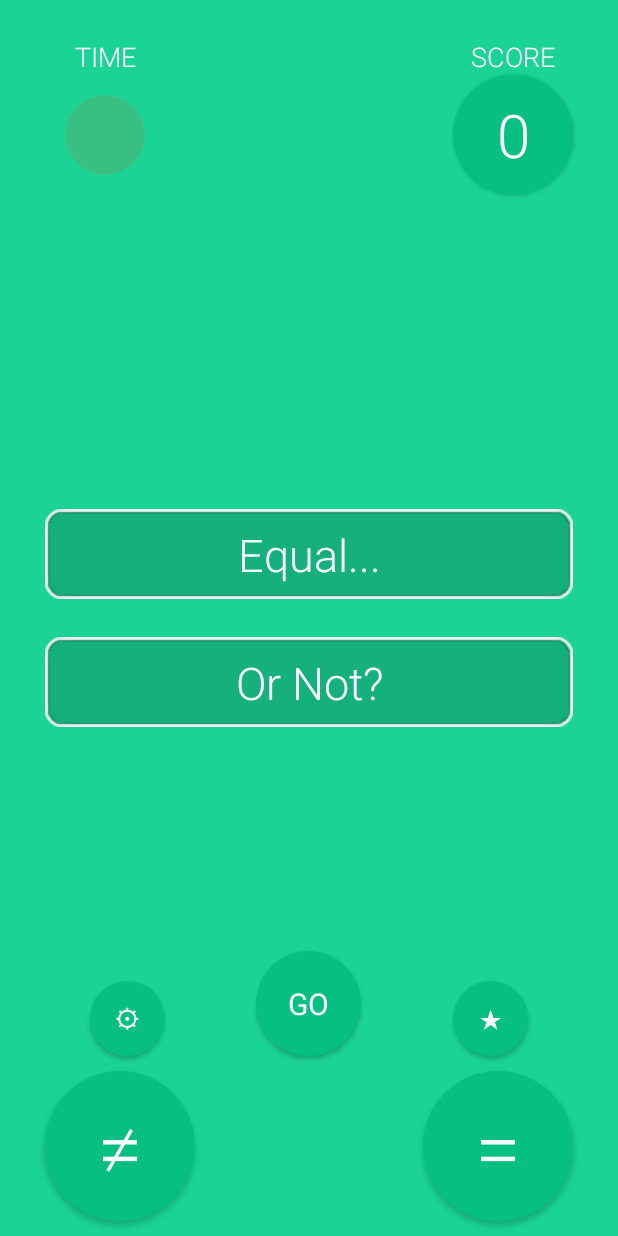
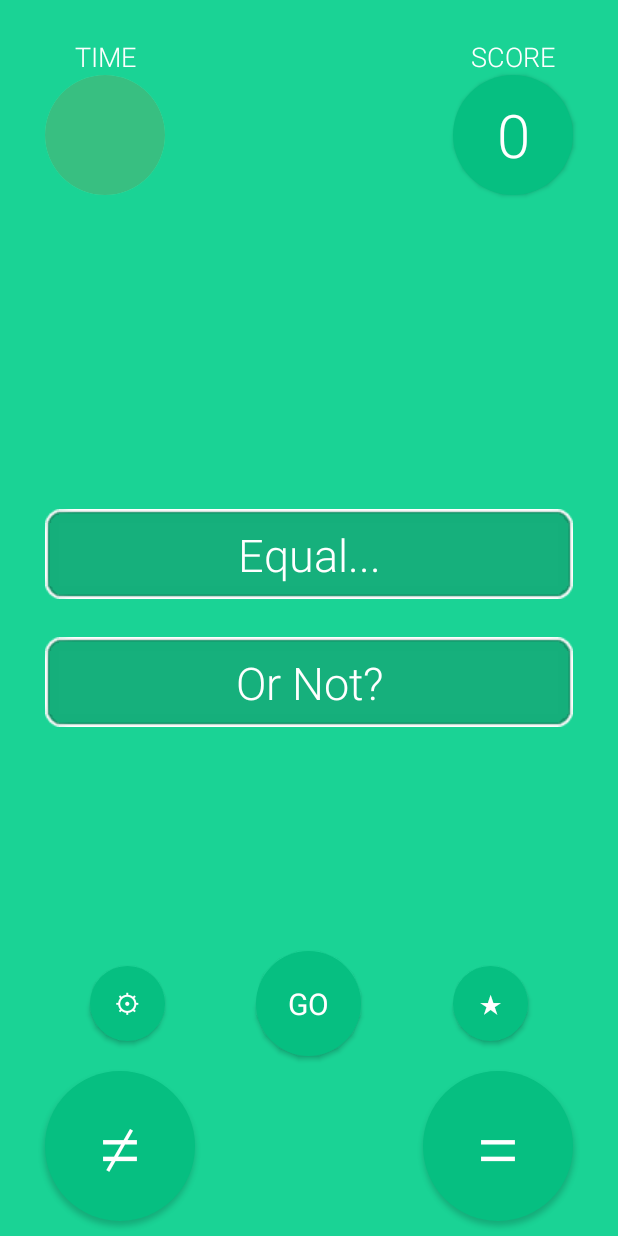
Before and after one commit to oliverruoff/Eqwl, an Android app: the screen it shows after launch (MainActivity), on a phone screen of 412 x 824 dp. Run offline under Robolectric (Android 15) with nearby library versions, the phone set to English and light mode, and no system bars; Roboto replaces fonts that are not available here; 1 statement that could not run was skipped.

Commit message:
Changed time circle radius generation. Added equal / unequal switch to settings.

```diff
--- a/app/src/main/java/hn/bw/de/eu/eqwl/Activities/MainActivity.java
+++ b/app/src/main/java/hn/bw/de/eu/eqwl/Activities/MainActivity.java
@@ -10,6 +10,7 @@ import android.view.Display;
 import android.view.Menu;
 import android.view.MenuItem;
 import android.view.View;
+import android.view.ViewTreeObserver;
 import android.widget.Button;
 import android.widget.RelativeLayout;
 import android.widget.TextView;
@@ -20,6 +21,7 @@ import java.io.StringWriter;
 import java.io.Writer;
 
 import hn.bw.de.eu.eqwl.GamePlay.GameLoop;
+import hn.bw.de.eu.eqwl.GamePlay.TimeView;
 import hn.bw.de.eu.eqwl.Helper.LogWriter;
 import hn.bw.de.eu.eqwl.Helper.SoundPlayer;
 import hn.bw.de.eu.eqwl.Helper.Style;
@@ -46,7 +48,7 @@ public class MainActivity extends Activity implements View.OnClickListener {
             style = new Style(this, Variables.MAINLAYOUT);
             style.setColors(getWindow());
         } catch (Exception e) {
-            new LogWriter().writeStackTraceToLog(this,e);
+            new LogWriter().writeStackTraceToLog(this, e);
         }
     }
 
@@ -71,6 +73,17 @@ public class MainActivity extends Activity implements View.OnClickListener {
         style.animateTaskIn();
         if (Variables.SOUND_ACTIVATED) {
             Variables.SOUND_PLAYER = new SoundPlayer(this);
+        }
+        if (Variables.EQUAL_BUTTONS_SWITCHED) {
+            Button equalButton = (Button) findViewById(R.id.equalButton);
+            equalButton.setText("≠");
+            Button unequalButton = (Button) findViewById(R.id.unequalButton);
+            unequalButton.setText("=");
+        }   else {
+            Button equalButton = (Button) findViewById(R.id.equalButton);
+            equalButton.setText("=");
+            Button unequalButton = (Button) findViewById(R.id.unequalButton);
+            unequalButton.setText("≠");
         }
     }
 
@@ -113,6 +126,19 @@ public class MainActivity extends Activity implements View.OnClickListener {
         Variables.DISPLAY_HEIGHT = height;
         Variables.DISPLAY_WIDTH = width;
         Variables.STYLE = style;
+
+        final TimeView view = (TimeView) findViewById(R.id.timeView);
+        final ViewTreeObserver viewTreeObserver = view.getViewTreeObserver();
+        if (viewTreeObserver.isAlive()) {
+            viewTreeObserver.addOnGlobalLayoutListener(new ViewTreeObserver.OnGlobalLayoutListener() {
+                @Override
+                public void onGlobalLayout() {
+                    view.getViewTreeObserver().removeOnGlobalLayoutListener(this);
+                    Variables.TIME_CIRCLE_PX_MAX = view.getWidth() / 2;
+                    Variables.TIME_CIRCLE_PX_1PERCENT = view.getWidth() / 100 / 2;
+                }
+            });
+        }
     }
 
     @Override
--- a/app/src/main/java/hn/bw/de/eu/eqwl/Static/Variables.java
+++ b/app/src/main/java/hn/bw/de/eu/eqwl/Static/Variables.java
@@ -24,7 +24,9 @@ public class Variables {
     public static int SCORE = 0;
     public static boolean GAME_STARTED = false;
     public static Task CURRENT_TASK;
-    public static float TIME_CIRCLE_DP = 0;
+    public static float TIME_CIRCLE_PX = 0;
+    public static float TIME_CIRCLE_PX_MAX = 0;
+    public static float TIME_CIRCLE_PX_1PERCENT = 0;
     public static float DISPLAY_WIDTH;
     public static float DISPLAY_HEIGHT;
     public static Style STYLE;
@@ -34,4 +36,5 @@ public class Variables {
     public static RelativeLayout SETTINGS_LAYOUT;
     public static boolean SOUND_ACTIVATED = true;
     public static SoundPlayer SOUND_PLAYER;
+    public static boolean EQUAL_BUTTONS_SWITCHED = false;
 }
--- a/app/src/main/res/layout/activity_main.xml
+++ b/app/src/main/res/layout/activity_main.xml
@@ -168,6 +168,7 @@
         android:layout_alignRight="@+id/timeView"
         android:background="@drawable/circle"
         android:elevation="10dp"
+        android:layout_marginBottom="10dp"
         android:text=""
         android:textColor="#FFFFFF"
         android:textSize="17sp" />
@@ -180,6 +181,7 @@
         android:layout_alignStart="@+id/scoreTextView"
         android:layout_alignTop="@+id/settingsButton"
         android:background="@drawable/circle"
+        android:layout_marginBottom="10dp"
         android:elevation="10dp"
         android:fontFamily="sans-serif-light"
         android:text=""
```
Also changed, not shown: app/src/main/java/hn/bw/de/eu/eqwl/Activities/SettingsActivity.java (+14 -3 lines), app/src/main/java/hn/bw/de/eu/eqwl/GamePlay/GameLoop.java (+17 -1 lines), app/src/main/java/hn/bw/de/eu/eqwl/GamePlay/TimeView.java (+11 -11 lines), app/src/main/java/hn/bw/de/eu/eqwl/Static/SaveNLoad.java (+25 -0 lines), app/src/main/res/layout/activity_settings.xml (+11 -0 lines), 2 other files.
